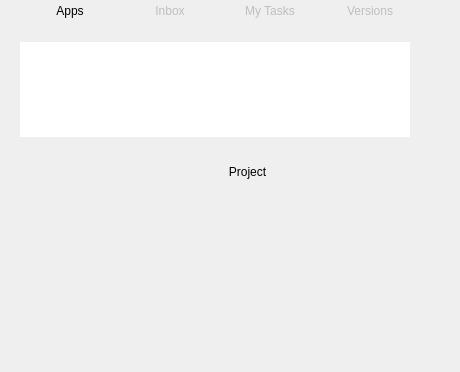
First picture: the form in resources/desktop_window.ui, repository shotgunsoftware/tk-desktop, before the edit; both pictures show x 0 to 460 and y 0 to 372 of the 460 by 780 pixel window.
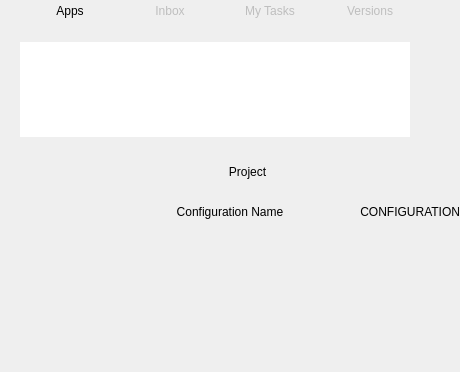
Second picture: the form after the edit. The open tabs and pages were chosen to show the change. Icons and pictures are not drawn. Custom widgets are drawn as their Qt base class.

Commit message: Ticket #24889 - Added ability to select pipeline configurations for a project.

Patch:
```diff
--- a/resources/desktop_window.ui
+++ b/resources/desktop_window.ui
@@ -449,7 +449,7 @@
        </layout>
       </widget>
       <widget class="QWidget" name="project_page">
-       <layout class="QVBoxLayout" name="verticalLayout_2" stretch="0,0,0">
+       <layout class="QVBoxLayout" name="verticalLayout_2" stretch="0,0,0,0">
         <property name="spacing">
          <number>0</number>
         </property>
@@ -717,6 +717,57 @@
           </layout>
          </widget>
         </item>
+        <item>
+         <widget class="QFrame" name="configuration_frame">
+          <property name="frameShape">
+           <enum>QFrame::NoFrame</enum>
+          </property>
+          <property name="frameShadow">
+           <enum>QFrame::Plain</enum>
+          </property>
+          <layout class="QHBoxLayout" name="horizontalLayout_8" stretch="1,1,1">
+           <property name="spacing">
+            <number>0</number>
+           </property>
+           <property name="margin">
+            <number>0</number>
+           </property>
+           <item>
+            <spacer name="horizontalSpacer">
+             <property name="orientation">
+              <enum>Qt::Horizontal</enum>
+             </property>
+             <property name="sizeHint" stdset="0">
+              <size>
+               <width>150</width>
+               <height>20</height>
+              </size>
+             </property>
+            </spacer>
+           </item>
+           <item>
+            <widget class="QLabel" name="configuration_name">
+             <property name="text">
+              <string>Configuration Name</string>
+             </property>
+             <property name="alignment">
+              <set>Qt::AlignCenter</set>
+             </property>
+            </widget>
+           </item>
+           <item>
+            <widget class="QLabel" name="configuration_label">
+             <property name="text">
+              <string>CONFIGURATION</string>
+             </property>
+             <property name="alignment">
+              <set>Qt::AlignRight|Qt::AlignTrailing|Qt::AlignVCenter</set>
+             </property>
+            </widget>
+           </item>
+          </layout>
+         </widget>
+        </item>
         <item>
          <widget class="ProjectCommandsWidget" name="project_commands" native="true">
           <property name="sizePolicy">
```
Left out of the diff: 2 changed lines with no effect on the pictures. The commit also changes 4 other files.
